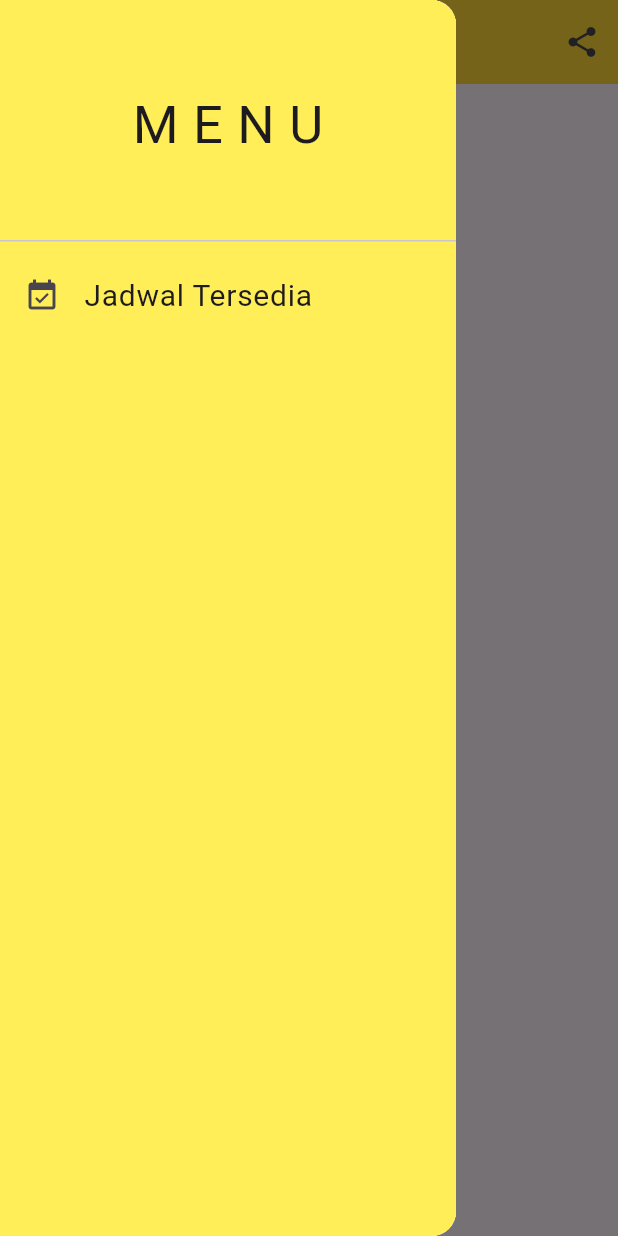
After one commit to fariskhoiri/my_courses_schedule, a Flutter app: the screen it shows after launch, with the side drawer open, on a phone screen of 412 x 824 dp. The commit adds this screen. Run offline on Flutter 3.47's test engine with Material 3 defaults, Android fonts, the phone set to English and light mode, and no system bars; our stand-ins replace flutter_local_notifications, flutter_timezone, timezone.

Commit message:
merubah tampilan

```diff
--- /dev/null
+++ b/lib/main_menu.dart
@@ -0,0 +1,49 @@
+import 'package:flutter/material.dart';
+
+class MainMenu extends StatelessWidget {
+  @override
+  Widget build(BuildContext context) {
+    return MaterialApp(
+      debugShowCheckedModeBanner: false,
+      home: Scaffold(
+        appBar: AppBar(
+          backgroundColor: Colors.yellow[600],
+          elevation: 0,
+          title: Text('Home'),
+          actions: [
+            IconButton(
+              onPressed: () {
+                // Do something
+              },
+              icon: Icon(Icons.share),
+            ),
+          ],
+        ),
+        drawer: Drawer(
+          child: Container(
+            color: Colors.yellow[400],
+            child: ListView(
+              children: [
+                DrawerHeader(
+                  child: Center(
+                    child: Text("M E N U", style: TextStyle(fontSize: 35)),
+                  ),
+                ),
+                ListTile(
+                  leading: Icon(Icons.event_available),
+                  title: Text(
+                    "Jadwal Tersedia",
+                    style: TextStyle(fontSize: 20),
+                  ),
+                  onTap: () {
+                    // Navigate
+                  },
+                ),
+              ],
+            ),
+          ),
+        ),
+      ),
+    );
+  }
+}
```
Also changed, not shown: lib/main.dart (+2 -45 lines), lib/schedules_page.dart (renamed from lib/home_page.dart, +4 -4 lines).
